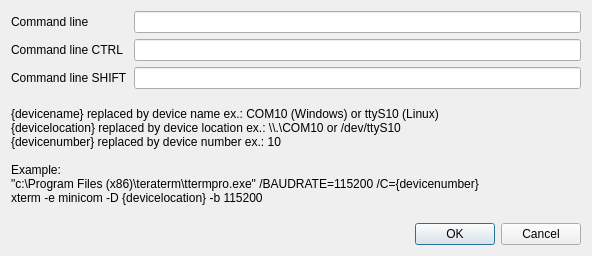
This is qlsconfig.ui in sza2/qlsuart as Qt 5 draws it before an edit. The edited form follows.
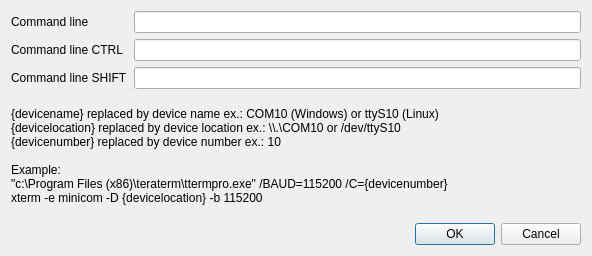
This is the edited form. Icons and pictures are not drawn.

Commit message: fixed teraterm baudrate argument

```diff
--- a/qlsconfig.ui
+++ b/qlsconfig.ui
@@ -64,7 +64,7 @@
 {devicenumber} replaced by device number ex.: 10
 
 Example:
-&quot;c:\Program Files (x86)\teraterm\ttermpro.exe&quot; /BAUDRATE=115200 /C={devicenumber}
+&quot;c:\Program Files (x86)\teraterm\ttermpro.exe&quot; /BAUD=115200 /C={devicenumber}
 xterm -e minicom -D {devicelocation} -b 115200</string>
          </property>
         </widget>
```
